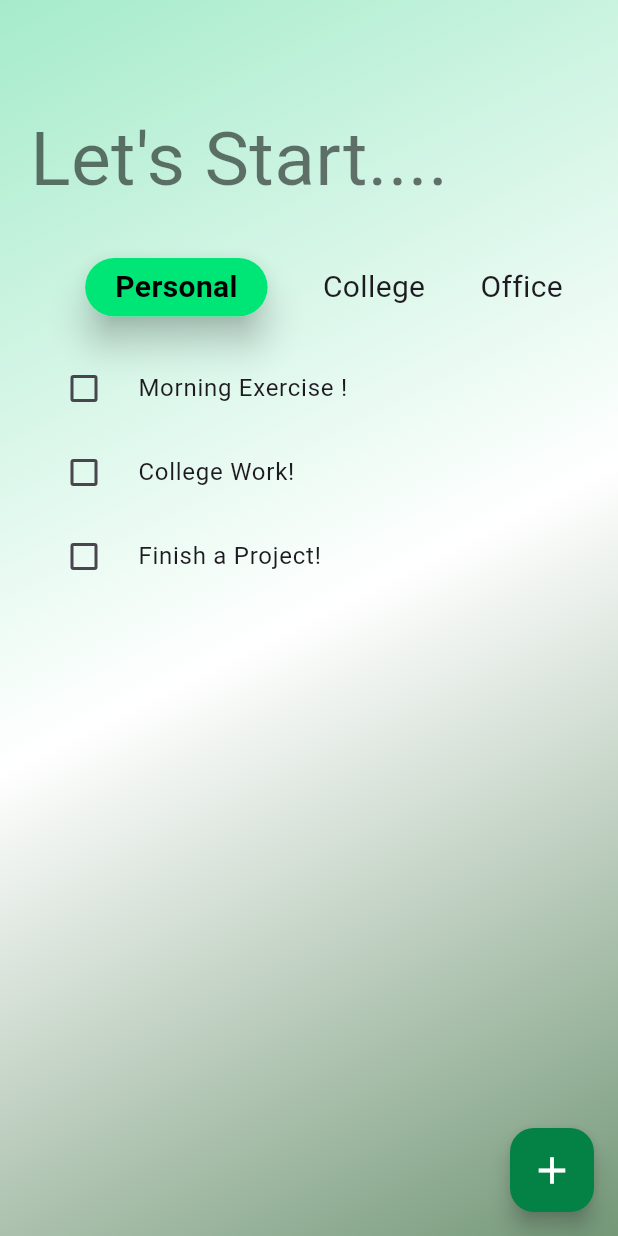
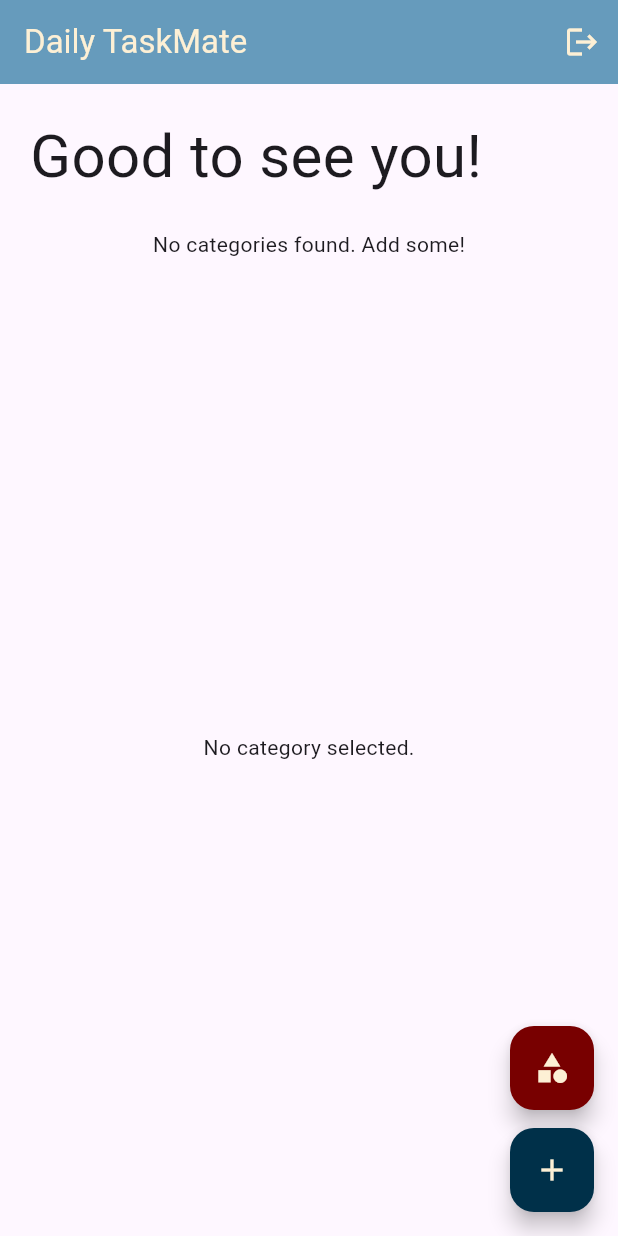
Before and after one commit to Tareqhasanmunna/Daily_TaskMate, a Flutter app: the screen it shows after launch, on a phone screen of 412 x 824 dp. Run offline on Flutter 3.47's test engine with Material 3 defaults, Android fonts, the phone set to English and light mode, and no system bars; our stand-ins replace cloud_firestore, firebase_auth, firebase_core; accounts and stored records are empty.

Commit message:
Update HomeScreen.dart

```diff
--- a/lib/HomeScreen.dart
+++ b/lib/HomeScreen.dart
@@ -1,196 +1,261 @@
+import 'package:cloud_firestore/cloud_firestore.dart';
+import 'package:daily_taskmate/db_service/database.dart';
 import 'package:flutter/material.dart';
+import 'package:firebase_auth/firebase_auth.dart';
 
 class HomeScreen extends StatefulWidget {
   const HomeScreen({super.key});
 
   @override
-  State<HomeScreen> createState() => _HomeScreen();
+  State<HomeScreen> createState() => _HomeScreenState();
 }
 
-class _HomeScreen extends State<HomeScreen> {
-  bool Personal = true, College = false, Office = false;
-  bool suggest = false;
+class _HomeScreenState extends State<HomeScreen> {
+  late DatabaseService dbService;
+  String selectedCategory = "";
+  List<String> categories = [];
+  TextEditingController todoController = TextEditingController();
+
+  Stream<QuerySnapshot>? todoStream;
+
+  @override
+  void initState() {
+    super.initState();
+    final user = FirebaseAuth.instance.currentUser;
+    if (user != null) {
+      dbService = DatabaseService(user.email!);
+      loadCategories();
+    }
+  }
+
+  Future<void> loadCategories() async {
+    final cats = await dbService.getCategories();
+    if (!mounted) return; // Prevent setState after dispose
+
+    setState(() {
+      categories = cats;
+      if (categories.isNotEmpty) {
+        selectedCategory = categories.first;
+        loadTasks();
+      } else {
+        selectedCategory = "";
+        todoStream = null;
+      }
+    });
+  }
+
+  void loadTasks() {
+    if (selectedCategory.isEmpty) {
+      todoStream = null;
+    } else {
+      todoStream = dbService.getTasks(selectedCategory);
+    }
+    if (mounted) setState(() {});
+  }
+
+  Widget taskList() {
+    if (todoStream == null) {
+      return Expanded(child: Center(child: Text("No category selected.")));
+    }
+
+    return Expanded(
+      child: StreamBuilder<QuerySnapshot>(
+        stream: todoStream,
+        builder: (context, snapshot) {
+          if (!snapshot.hasData)
+            return Center(child: CircularProgressIndicator());
+
+          if (snapshot.data!.docs.isEmpty)
+            return Center(child: Text("No tasks found."));
+
+          return ListView.builder(
+            itemCount: snapshot.data!.docs.length,
+            itemBuilder: (context, index) {
+              var doc = snapshot.data!.docs[index];
+              return CheckboxListTile(
+                activeColor: const Color(0xFF003049),
+                title: Text(doc['work']),
+                value: doc['Yes'],
+                onChanged: (bool? newValue) async {
+                  if (newValue == true) {
+                    await dbService.tickTask(selectedCategory, doc.id);
+                    Future.delayed(Duration(seconds: 2), () async {
+                      if (mounted) {
+                        await dbService.removeTask(selectedCategory, doc.id);
+                      }
+                    });
+                  }
+                },
+                controlAffinity: ListTileControlAffinity.leading,
+              );
+            },
+          );
+        },
+      ),
+    );
+  }
+
+  Future<void> showAddTaskDialog() async {
+    todoController.clear();
+    await showDialog(
+      context: context,
+      builder: (context) => AlertDialog(
+        title: Text("Add Task"),
+        backgroundColor: const Color(0xfffdf0d5),
+        content: TextField(
+          controller: todoController,
+          decoration: InputDecoration(hintText: "Enter the task"),
+        ),
+        actions: [
+          TextButton(
+            onPressed: () => Navigator.pop(context),
+            child: Text("Cancel", style: TextStyle(color: Color(0xffc1121f))),
+          ),
+          ElevatedButton(
+            onPressed: () async {
+              final task = todoController.text.trim();
+              if (task.isEmpty) return;
+
+              final taskMap = {
+                'work': task,
+                'timestamp': DateTime.now(),
+                'Yes': false,
+              };
+
+              await dbService.addTask(selectedCategory, taskMap);
+              if (!mounted) return;
+              Navigator.pop(context);
+            },
+            child: Text("Add", style: TextStyle(color: Color(0xff003049))),
+          ),
+        ],
+      ),
+    );
+  }
+
+  Future<void> showAddCategoryDialog() async {
+    final categoryController = TextEditingController();
+
+    await showDialog(
+      context: context,
+      builder: (context) => AlertDialog(
+        title: Text("Add Category"),
+        backgroundColor: const Color(0xfffdf0d5),
+        content: TextField(
+          controller: categoryController,
+          decoration: InputDecoration(hintText: "Category name"),
+        ),
+        actions: [
+          TextButton(
+            onPressed: () => Navigator.pop(context),
+            child: Text("Cancel", style: TextStyle(color: Color(0xffc1121f))),
+          ),
+          ElevatedButton(
+            onPressed: () async {
+              final catName = categoryController.text.trim();
+              if (catName.isEmpty) return;
+
+              await dbService.addCategory(catName);
+              await loadCategories();
+              if (!mounted) return;
+              Navigator.pop(context);
+            },
+            child: Text("Add", style: TextStyle(color: Color(0xff003049))),
+          ),
+        ],
+      ),
+    );
+  }
 
   @override
   Widget build(BuildContext context) {
     return Scaffold(
-      floatingActionButton: FloatingActionButton(
-        backgroundColor: const Color.fromARGB(255, 4, 130, 69),
-        onPressed: () {},
-        child: Icon(Icons.add, color: Colors.white, size: 30),
+      appBar: AppBar(
+        title: Text(
+          "Daily TaskMate",
+          style: TextStyle(color: const Color(0xfffdf0d5)),
         ),
-      body: Container(
-        padding: EdgeInsets.only(top: 70, left: 20),
-        height: MediaQuery.of(context).size.height,
-        width: MediaQuery.of(context).size.width,
-        decoration: BoxDecoration(
-          gradient: LinearGradient(
-            colors: [
-              const Color.fromARGB(255, 165, 235, 202),
-              Colors.white,
-              const Color.fromARGB(255, 116, 152, 120),
+        backgroundColor: const Color(0xff669bbc),
+        actions: [
+          IconButton(
+            icon: Icon(Icons.logout, color: Color(0xFFfdf0d5)),
+            onPressed: () {
+              FirebaseAuth.instance.signOut();
+            },
+          ),
         ],
-            begin: Alignment.topLeft,
-            end: Alignment.bottomRight,
       ),
+      floatingActionButton: Column(
+        mainAxisAlignment: MainAxisAlignment.end,
+        children: [
+          FloatingActionButton(
+            heroTag: 'addCategory',
+            backgroundColor: const Color(0xff780000),
+            onPressed: showAddCategoryDialog,
+            child: Icon(Icons.category, color: Color(0xFFfdf0d5)),
+            tooltip: "Add Category",
           ),
-
+          SizedBox(height: 12),
+          FloatingActionButton(
+            heroTag: 'addTask',
+            backgroundColor: const Color(0xff003049),
+            onPressed: selectedCategory.isEmpty ? null : showAddTaskDialog,
+            child: Icon(Icons.add, color: Color(0xFFfdf0d5)),
+            tooltip: selectedCategory.isEmpty
+                ? "Add category first"
+                : "Add Task",
+          ),
+        ],
+      ),
+      body: Padding(
+        padding: const EdgeInsets.all(20),
         child: Column(
           crossAxisAlignment: CrossAxisAlignment.start,
           children: [
-            Container(
-              child: Text(
-                "Let's Start....",
-                style: TextStyle(fontSize: 50, color: Colors.black54),
-              ),
-            ),
+            Text("Good to see you!", style: TextStyle(fontSize: 40)),
 
-            SizedBox(height: 30),
-
-            Row(
-              mainAxisAlignment: MainAxisAlignment.spaceEvenly,
-              children: [
-                Personal
-                    ? Material(
-                        elevation: 10,
-                        borderRadius: BorderRadius.circular(20),
-
+            SizedBox(height: 20),
+            categories.isEmpty
+                ? Center(child: Text("No categories found. Add some!"))
+                : SingleChildScrollView(
+                    scrollDirection: Axis.horizontal,
+                    child: Row(
+                      children: categories.map((cat) {
+                        final isSelected = cat == selectedCategory;
+                        return GestureDetector(
+                          onTap: () {
+                            setState(() {
+                              selectedCategory = cat;
+                              loadTasks();
+                            });
+                          },
                           child: Container(
                             padding: EdgeInsets.symmetric(
-                            horizontal: 20.0,
-                            vertical: 5.0,
+                              horizontal: 15,
+                              vertical: 8,
                             ),
+                            margin: EdgeInsets.only(right: 8),
                             decoration: BoxDecoration(
-                            color: Colors.greenAccent.shade400,
+                              color: isSelected
+                                  ? const Color(0xff780000)
+                                  : Colors.grey.shade300,
                               borderRadius: BorderRadius.circular(20),
                             ),
                             child: Text(
-                            "Personal",
+                              cat,
                               style: TextStyle(
-                              fontSize: 20,
-                              color: Colors.black,
-                              fontWeight: FontWeight.bold,
+                                color: isSelected
+                                    ? const Color(0xfffdf0d5)
+                                    : const Color(0xff003049),
                               ),
                             ),
                           ),
-                      )
-                    : GestureDetector(
-                        onTap: () {
-                          Personal = true;
-                          College = false;
-                          Office = false;
-                          setState(() {});
-                        },
-                        child: Text("Personal", style: TextStyle(fontSize: 20)),
-                      ),
-
-                College
-                    ? Material(
-                        elevation: 10,
-                        borderRadius: BorderRadius.circular(20),
-
-                        child: Container(
-                          padding: EdgeInsets.symmetric(
-                            horizontal: 20.0,
-                            vertical: 5.0,
-                          ),
-                          decoration: BoxDecoration(
-                            color: Colors.greenAccent.shade400,
-                            borderRadius: BorderRadius.circular(20),
-                          ),
-                          child: Text(
-                            "College",
-                            style: TextStyle(
-                              fontSize: 20,
-                              color: Colors.black,
-                              fontWeight: FontWeight.bold,
+                        );
+                      }).toList(),
                     ),
                   ),
-                        ),
-                      )
-                    : GestureDetector(
-                        onTap: () {
-                          Personal = false;
-                          College = true;
-                          Office = false;
-                          setState(() {});
-                        },
-                        child: Text("College", style: TextStyle(fontSize: 20)),
-                      ),
-
-                Office
-                    ? Material(
-                        elevation: 10,
-                        borderRadius: BorderRadius.circular(20),
-
-                        child: Container(
-                          padding: EdgeInsets.symmetric(
-                            horizontal: 20.0,
-                            vertical: 5.0,
-                          ),
-                          decoration: BoxDecoration(
-                            color: Colors.greenAccent.shade400,
-                            borderRadius: BorderRadius.circular(20),
-                          ),
-                          child: Text(
-                            "Office",
-                            style: TextStyle(
-                              fontSize: 20,
-                              color: Colors.black,
-                              fontWeight: FontWeight.bold,
-                            ),
-                          ),
-                        ),
-                      )
-                    : GestureDetector(
-                        onTap: () {
-                          Personal = false;
-                          College = false;
-                          Office = true;
-                          setState(() {});
-                        },
-                        child: Text("Office", style: TextStyle(fontSize: 20)),
-                      ),
-              ],
-            ),
-
             SizedBox(height: 20),
-
-            CheckboxListTile(
-              activeColor: Colors.greenAccent.shade700,
-              title: Text("Morning Exercise !"),
-              value: suggest,
-              onChanged: (newValue) {
-                setState(() {
-                  suggest = newValue!;
-                });
-              },
-              controlAffinity: ListTileControlAffinity.leading,
-            ),
-
-            CheckboxListTile(
-              activeColor: Colors.greenAccent.shade700,
-              title: Text("College Work!"),
-              value: suggest,
-              onChanged: (newValue) {
-                setState(() {
-                  suggest = newValue!;
-                });
-              },
-              controlAffinity: ListTileControlAffinity.leading,
-            ),
-
-            CheckboxListTile(
-              activeColor: Colors.greenAccent.shade700,
-              title: Text("Finish a Project!"),
-              value: suggest,
-              onChanged: (newValue) {
-                setState(() {
-                  suggest = newValue!;
-                });
-              },
-              controlAffinity: ListTileControlAffinity.leading,
-            ),
+            taskList(),
           ],
         ),
       ),
```
Lines whose indentation alone changed are shown as unchanged.
